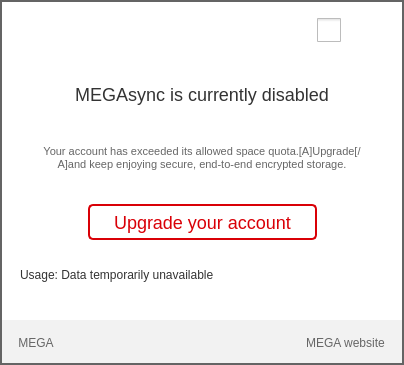
meganz/MEGAsync, file Source/MEGASync/gui/win/InfoOverQuotaDialog.ui: the form before one commit.
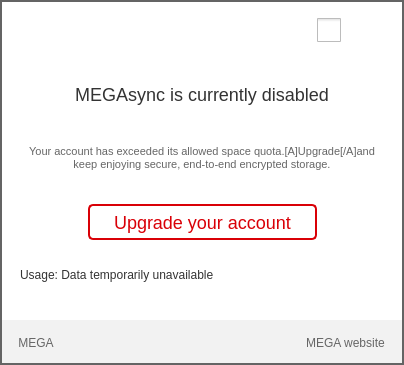
The form after the commit. Icons and pictures are not drawn. Custom widgets are drawn as their Qt base class.

Commit message: Layout fixes for Over Quota Dialog

Diff of the .ui file:
```diff
--- a/Source/MEGASync/gui/win/InfoOverQuotaDialog.ui
+++ b/Source/MEGASync/gui/win/InfoOverQuotaDialog.ui
@@ -441,9 +441,15 @@
           <item>
            <widget class="QWidget" name="widget_2" native="true">
             <layout class="QHBoxLayout" name="horizontalLayout_5">
+             <property name="leftMargin">
+              <number>0</number>
+             </property>
              <property name="topMargin">
               <number>0</number>
              </property>
+             <property name="rightMargin">
+              <number>0</number>
+             </property>
              <property name="bottomMargin">
               <number>0</number>
              </property>
```
The commit also changes 2 other files.
